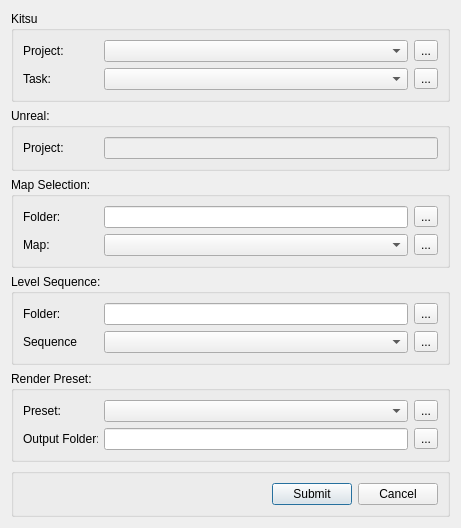
First picture: the form in module/wildchildanimation/gui/forms/ue/render_submit_dialog.ui, repository dearyangyu/swing, before the edit.
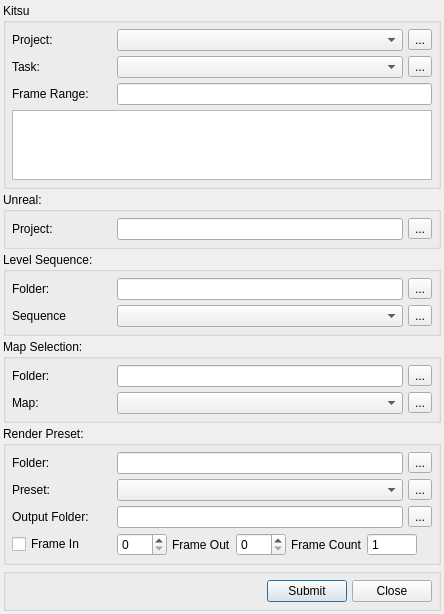
Second picture: the form after the edit.

```diff
--- a/module/wildchildanimation/gui/forms/ue/render_submit_dialog.ui
+++ b/module/wildchildanimation/gui/forms/ue/render_submit_dialog.ui
@@ -6,27 +6,57 @@
    <rect>
     <x>0</x>
     <y>0</y>
-    <width>461</width>
-    <height>521</height>
+    <width>444</width>
+    <height>586</height>
    </rect>
   </property>
   <property name="windowTitle">
    <string>Dialog</string>
   </property>
-  <layout class="QVBoxLayout" name="verticalLayout_6">
+  <layout class="QVBoxLayout" name="verticalLayout_7">
+   <property name="spacing">
+    <number>3</number>
+   </property>
+   <property name="leftMargin">
+    <number>3</number>
+   </property>
+   <property name="topMargin">
+    <number>3</number>
+   </property>
+   <property name="rightMargin">
+    <number>3</number>
+   </property>
+   <property name="bottomMargin">
+    <number>3</number>
+   </property>
    <item>
     <widget class="QGroupBox" name="groupBoxTask">
      <property name="title">
       <string>Kitsu</string>
      </property>
-     <layout class="QVBoxLayout" name="verticalLayout_7">
+     <layout class="QVBoxLayout" name="verticalLayout_6">
+      <property name="spacing">
+       <number>5</number>
+      </property>
+      <property name="leftMargin">
+       <number>6</number>
+      </property>
+      <property name="topMargin">
+       <number>6</number>
+      </property>
+      <property name="rightMargin">
+       <number>6</number>
+      </property>
+      <property name="bottomMargin">
+       <number>6</number>
+      </property>
       <item>
-       <layout class="QHBoxLayout" name="horizontalLayout_10">
+       <layout class="QHBoxLayout" name="horizontalLayoutKitsuProject">
         <item>
          <widget class="QLabel" name="labelKitsuProject">
           <property name="minimumSize">
            <size>
-            <width>75</width>
+            <width>100</width>
             <height>0</height>
            </size>
           </property>
@@ -54,12 +84,12 @@
        </layout>
       </item>
       <item>
-       <layout class="QHBoxLayout" name="horizontalLayout_8">
+       <layout class="QHBoxLayout" name="horizontalLayoutKitsuTask">
         <item>
          <widget class="QLabel" name="labelKitsuTask">
           <property name="minimumSize">
            <size>
-            <width>75</width>
+            <width>100</width>
             <height>0</height>
            </size>
           </property>
@@ -87,17 +117,38 @@
        </layout>
       </item>
       <item>
-       <spacer name="verticalSpacer_2">
-        <property name="orientation">
-         <enum>Qt::Vertical</enum>
-        </property>
-        <property name="sizeHint" stdset="0">
+       <layout class="QHBoxLayout" name="horizontalLayoutTaskFrameRange">
+        <item>
+         <widget class="QLabel" name="labelTaskFrameRange">
+          <property name="minimumSize">
+           <size>
+            <width>100</width>
+            <height>0</height>
+           </size>
+          </property>
+          <property name="text">
+           <string>Frame Range:</string>
+          </property>
+         </widget>
+        </item>
+        <item>
+         <widget class="QLineEdit" name="lineEditTaskFrameRange">
+          <property name="readOnly">
+           <bool>true</bool>
+          </property>
+         </widget>
+        </item>
+       </layout>
+      </item>
+      <item>
+       <widget class="QTextEdit" name="textEditTaskData">
+        <property name="minimumSize">
          <size>
-          <width>20</width>
-          <height>40</height>
+          <width>0</width>
+          <height>0</height>
          </size>
         </property>
-       </spacer>
+       </widget>
       </item>
      </layout>
     </widget>
@@ -108,13 +159,28 @@
       <string>Unreal:</string>
      </property>
      <layout class="QVBoxLayout" name="verticalLayout">
+      <property name="spacing">
+       <number>5</number>
+      </property>
+      <property name="leftMargin">
+       <number>6</number>
+      </property>
+      <property name="topMargin">
+       <number>6</number>
+      </property>
+      <property name="rightMargin">
+       <number>6</number>
+      </property>
+      <property name="bottomMargin">
+       <number>6</number>
+      </property>
       <item>
        <layout class="QHBoxLayout" name="horizontalLayout">
         <item>
          <widget class="QLabel" name="labelUEProject">
           <property name="minimumSize">
            <size>
-            <width>75</width>
+            <width>100</width>
             <height>0</height>
            </size>
           </property>
@@ -132,126 +198,19 @@
         <item>
          <widget class="QLineEdit" name="lineEditUEProject">
           <property name="enabled">
-           <bool>false</bool>
+           <bool>true</bool>
           </property>
          </widget>
         </item>
-       </layout>
-      </item>
-      <item>
-       <spacer name="verticalSpacer_3">
-        <property name="orientation">
-         <enum>Qt::Vertical</enum>
-        </property>
-        <property name="sizeHint" stdset="0">
-         <size>
-          <width>20</width>
-          <height>40</height>
-         </size>
-        </property>
-       </spacer>
-      </item>
-     </layout>
-    </widget>
-   </item>
-   <item>
-    <spacer name="verticalSpacer">
-     <property name="orientation">
-      <enum>Qt::Vertical</enum>
-     </property>
-     <property name="sizeHint" stdset="0">
-      <size>
-       <width>20</width>
-       <height>40</height>
-      </size>
-     </property>
-    </spacer>
-   </item>
-   <item>
-    <widget class="QGroupBox" name="groupBoxMap">
-     <property name="title">
-      <string>Map Selection:</string>
-     </property>
-     <layout class="QVBoxLayout" name="verticalLayout_2">
-      <item>
-       <layout class="QHBoxLayout" name="horizontalLayout_2">
         <item>
-         <widget class="QLabel" name="labelMapDir">
-          <property name="minimumSize">
-           <size>
-            <width>75</width>
-            <height>0</height>
-           </size>
-          </property>
-          <property name="maximumSize">
-           <size>
-            <width>75</width>
-            <height>16777215</height>
-           </size>
-          </property>
+         <widget class="QToolButton" name="toolButtonUnrealProject">
           <property name="text">
-           <string>Folder:</string>
-          </property>
-         </widget>
-        </item>
-        <item>
-         <widget class="QLineEdit" name="lineEditMapDir"/>
-        </item>
-        <item>
-         <widget class="QToolButton" name="toolButtonMap">
-          <property name="text">
            <string>...</string>
           </property>
          </widget>
         </item>
        </layout>
       </item>
-      <item>
-       <layout class="QHBoxLayout" name="horizontalLayout_4">
-        <item>
-         <widget class="QLabel" name="labelMapAsset">
-          <property name="minimumSize">
-           <size>
-            <width>75</width>
-            <height>0</height>
-           </size>
-          </property>
-          <property name="maximumSize">
-           <size>
-            <width>75</width>
-            <height>16777215</height>
-           </size>
-          </property>
-          <property name="text">
-           <string>Map:</string>
-          </property>
-         </widget>
-        </item>
-        <item>
-         <widget class="QComboBox" name="comboBoxMapAsset"/>
-        </item>
-        <item>
-         <widget class="QToolButton" name="toolButtonRefreshMapAsset">
-          <property name="text">
-           <string>...</string>
-          </property>
-         </widget>
-        </item>
-       </layout>
-      </item>
-      <item>
-       <spacer name="verticalSpacer_4">
-        <property name="orientation">
-         <enum>Qt::Vertical</enum>
-        </property>
-        <property name="sizeHint" stdset="0">
-         <size>
-          <width>20</width>
-          <height>40</height>
-         </size>
-        </property>
-       </spacer>
-      </item>
      </layout>
     </widget>
    </item>
@@ -261,13 +220,28 @@
       <string>Level Sequence:</string>
      </property>
      <layout class="QVBoxLayout" name="verticalLayout_3">
+      <property name="spacing">
+       <number>5</number>
+      </property>
+      <property name="leftMargin">
+       <number>6</number>
+      </property>
+      <property name="topMargin">
+       <number>6</number>
+      </property>
+      <property name="rightMargin">
+       <number>6</number>
+      </property>
+      <property name="bottomMargin">
+       <number>6</number>
+      </property>
       <item>
        <layout class="QHBoxLayout" name="horizontalLayout_3">
         <item>
          <widget class="QLabel" name="labelLevelDir">
           <property name="minimumSize">
            <size>
-            <width>75</width>
+            <width>100</width>
             <height>0</height>
            </size>
           </property>
@@ -300,7 +274,7 @@
          <widget class="QLabel" name="labelLevelAsset">
           <property name="minimumSize">
            <size>
-            <width>75</width>
+            <width>100</width>
             <height>0</height>
            </size>
           </property>
@@ -327,18 +301,95 @@
         </item>
        </layout>
       </item>
+     </layout>
+    </widget>
+   </item>
+   <item>
+    <widget class="QGroupBox" name="groupBoxMap">
+     <property name="title">
+      <string>Map Selection:</string>
+     </property>
+     <layout class="QVBoxLayout" name="verticalLayout_2">
+      <property name="spacing">
+       <number>5</number>
+      </property>
+      <property name="leftMargin">
+       <number>6</number>
+      </property>
+      <property name="topMargin">
+       <number>6</number>
+      </property>
+      <property name="rightMargin">
+       <number>6</number>
+      </property>
+      <property name="bottomMargin">
+       <number>6</number>
+      </property>
       <item>
-       <spacer name="verticalSpacer_5">
-        <property name="orientation">
-         <enum>Qt::Vertical</enum>
-        </property>
-        <property name="sizeHint" stdset="0">
-         <size>
-          <width>20</width>
-          <height>40</height>
-         </size>
-        </property>
-       </spacer>
+       <layout class="QHBoxLayout" name="horizontalLayoutMapFolder">
+        <item>
+         <widget class="QLabel" name="labelMapDir">
+          <property name="minimumSize">
+           <size>
+            <width>100</width>
+            <height>0</height>
+           </size>
+          </property>
+          <property name="maximumSize">
+           <size>
+            <width>75</width>
+            <height>16777215</height>
+           </size>
+          </property>
+          <property name="text">
+           <string>Folder:</string>
+          </property>
+         </widget>
+        </item>
+        <item>
+         <widget class="QLineEdit" name="lineEditMapDir"/>
+        </item>
+        <item>
+         <widget class="QToolButton" name="toolButtonMap">
+          <property name="text">
+           <string>...</string>
+          </property>
+         </widget>
+        </item>
+       </layout>
+      </item>
+      <item>
+       <layout class="QHBoxLayout" name="horizontalLayoutMapAsset">
+        <item>
+         <widget class="QLabel" name="labelMapAsset">
+          <property name="minimumSize">
+           <size>
+            <width>100</width>
+            <height>0</height>
+           </size>
+          </property>
+          <property name="maximumSize">
+           <size>
+            <width>75</width>
+            <height>16777215</height>
+           </size>
+          </property>
+          <property name="text">
+           <string>Map:</string>
+          </property>
+         </widget>
+        </item>
+        <item>
+         <widget class="QComboBox" name="comboBoxMapAsset"/>
+        </item>
+        <item>
+         <widget class="QToolButton" name="toolButtonRefreshMapAsset">
+          <property name="text">
+           <string>...</string>
+          </property>
+         </widget>
+        </item>
+       </layout>
       </item>
      </layout>
     </widget>
@@ -349,13 +400,61 @@
       <string>Render Preset:</string>
      </property>
      <layout class="QVBoxLayout" name="verticalLayout_4">
+      <property name="spacing">
+       <number>5</number>
+      </property>
+      <property name="leftMargin">
+       <number>6</number>
+      </property>
+      <property name="topMargin">
+       <number>6</number>
+      </property>
+      <property name="rightMargin">
+       <number>6</number>
+      </property>
+      <property name="bottomMargin">
+       <number>6</number>
+      </property>
       <item>
-       <layout class="QHBoxLayout" name="horizontalLayout_6">
+       <layout class="QHBoxLayout" name="horizontalLayoutPresetDir">
+        <item>
+         <widget class="QLabel" name="labelPresetDir">
+          <property name="minimumSize">
+           <size>
+            <width>100</width>
+            <height>0</height>
+           </size>
+          </property>
+          <property name="maximumSize">
+           <size>
+            <width>75</width>
+            <height>16777215</height>
+           </size>
+          </property>
+          <property name="text">
+           <string>Folder:</string>
+          </property>
+         </widget>
+        </item>
+        <item>
+         <widget class="QLineEdit" name="lineEditPresetDir"/>
+        </item>
+        <item>
+         <widget class="QToolButton" name="toolButtonPreset">
+          <property name="text">
+           <string>...</string>
+          </property>
+         </widget>
+        </item>
+       </layout>
+      </item>
+      <item>
+       <layout class="QHBoxLayout" name="horizontalLayoutPresetAsset">
         <item>
          <widget class="QLabel" name="labelPreset">
           <property name="minimumSize">
            <size>
-            <width>75</width>
+            <width>100</width>
             <height>0</height>
            </size>
           </property>
@@ -388,7 +487,7 @@
          <widget class="QLabel" name="labelOutputDir">
           <property name="minimumSize">
            <size>
-            <width>75</width>
+            <width>100</width>
             <height>0</height>
            </size>
           </property>
@@ -416,29 +515,138 @@
        </layout>
       </item>
       <item>
-       <spacer name="verticalSpacer_6">
-        <property name="orientation">
-         <enum>Qt::Vertical</enum>
-        </property>
-        <property name="sizeHint" stdset="0">
-         <size>
-          <width>20</width>
-          <height>40</height>
-         </size>
-        </property>
-       </spacer>
+       <layout class="QHBoxLayout" name="horizontalLayoutFrameInfo">
+        <item>
+         <widget class="QCheckBox" name="checkBoxFrameIn">
+          <property name="minimumSize">
+           <size>
+            <width>100</width>
+            <height>0</height>
+           </size>
+          </property>
+          <property name="text">
+           <string>Frame In</string>
+          </property>
+         </widget>
+        </item>
+        <item>
+         <widget class="QSpinBox" name="spinBoxFrameIn">
+          <property name="minimumSize">
+           <size>
+            <width>50</width>
+            <height>0</height>
+           </size>
+          </property>
+          <property name="maximum">
+           <number>999999</number>
+          </property>
+         </widget>
+        </item>
+        <item>
+         <widget class="QLabel" name="labelFrameOut">
+          <property name="minimumSize">
+           <size>
+            <width>0</width>
+            <height>0</height>
+           </size>
+          </property>
+          <property name="text">
+           <string>Frame Out</string>
+          </property>
+         </widget>
+        </item>
+        <item>
+         <widget class="QSpinBox" name="spinBoxFrameOut">
+          <property name="minimumSize">
+           <size>
+            <width>50</width>
+            <height>0</height>
+           </size>
+          </property>
+          <property name="maximum">
+           <number>999999</number>
+          </property>
+          <property name="value">
+           <number>0</number>
+          </property>
+         </widget>
+        </item>
+        <item>
+         <widget class="QLabel" name="labelFrameCount">
+          <property name="text">
+           <string>Frame Count</string>
+          </property>
+         </widget>
+        </item>
+        <item>
+         <widget class="QSpinBox" name="spinBoxFrameCount">
+          <property name="enabled">
+           <bool>true</bool>
+          </property>
+          <property name="minimumSize">
+           <size>
+            <width>50</width>
+            <height>0</height>
+           </size>
+          </property>
+          <property name="readOnly">
+           <bool>true</bool>
+          </property>
+          <property name="buttonSymbols">
+           <enum>QAbstractSpinBox::NoButtons</enum>
+          </property>
+          <property name="showGroupSeparator" stdset="0">
+           <bool>true</bool>
+          </property>
+          <property name="maximum">
+           <number>999999</number>
+          </property>
+          <property name="value">
+           <number>1</number>
+          </property>
+         </widget>
+        </item>
+        <item>
+         <spacer name="horizontalSpacer_2">
+          <property name="orientation">
+           <enum>Qt::Horizontal</enum>
+          </property>
+          <property name="sizeHint" stdset="0">
+           <size>
+            <width>40</width>
+            <height>20</height>
+           </size>
+          </property>
+         </spacer>
+        </item>
+       </layout>
       </item>
      </layout>
     </widget>
    </item>
    <item>
-    <widget class="QGroupBox" name="groupBox_6">
+    <widget class="QGroupBox" name="groupBoxDialogControl">
      <property name="title">
       <string/>
      </property>
      <layout class="QVBoxLayout" name="verticalLayout_5">
+      <property name="spacing">
+       <number>5</number>
+      </property>
+      <property name="leftMargin">
+       <number>6</number>
+      </property>
+      <property name="topMargin">
+       <number>6</number>
+      </property>
+      <property name="rightMargin">
+       <number>6</number>
+      </property>
+      <property name="bottomMargin">
+       <number>6</number>
+      </property>
       <item>
-       <spacer name="verticalSpacer_7">
+       <spacer name="verticalSpacer">
         <property name="orientation">
          <enum>Qt::Vertical</enum>
         </property>
@@ -478,7 +686,7 @@
         <item>
          <widget class="QPushButton" name="pushButtonCancel">
           <property name="text">
-           <string>Cancel</string>
+           <string>Close</string>
           </property>
          </widget>
         </item>
```
Left out of the diff: 14 changed lines with no effect on the pictures.
